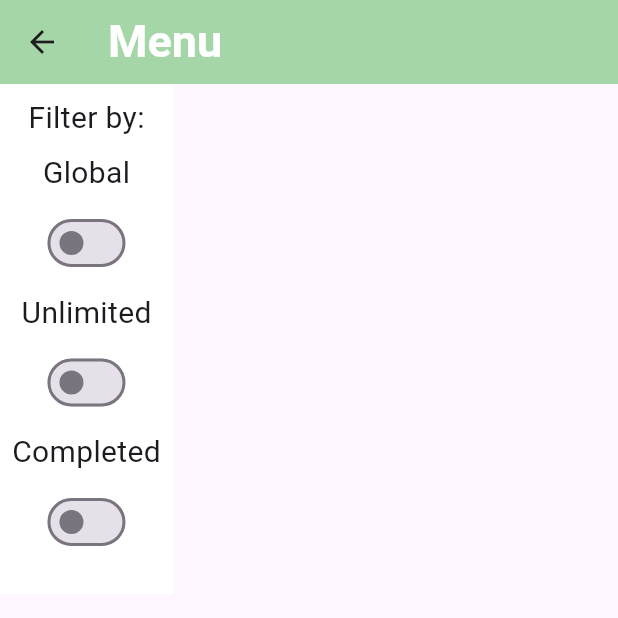
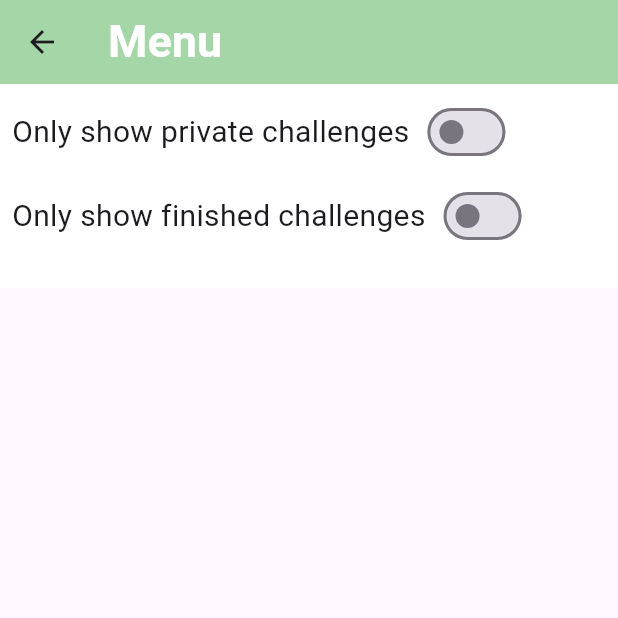
Before and after one commit to sunny-github-acc/challenges, a Flutter app: the Menu screen opened by its route, on a phone screen of 412 x 824 dp, the top half of it. Run offline on Flutter 3.47's test engine with Material 3 defaults, Android fonts, the phone set to English and light mode, and no system bars; our stand-ins replace bloc, cloud_firestore, connectivity_plus, firebase_auth, firebase_core, flutter_bloc and 1 more; accounts and stored records are empty.

Commit message:
Update Menu Options

```diff
--- a/lib/UI/screens/home/menu.dart
+++ b/lib/UI/screens/home/menu.dart
@@ -2,6 +2,7 @@ import 'package:challenges/components/app_bar.dart';
 import 'package:challenges/components/circular_progress_indicator.dart';
 import 'package:challenges/components/column.dart';
 import 'package:challenges/components/container_gradient.dart';
+import 'package:challenges/components/row.dart';
 import 'package:challenges/components/switch.dart';
 import 'package:challenges/components/text.dart';
 import 'package:challenges/logic/bloc/filterSettings/filter_settings_bloc.dart';
@@ -48,7 +49,6 @@ class _Menu extends State<Menu> {
           padding: 8,
           child: CustomColumn(
             children: [
-              const TextCustom(text: 'Filter by:'),
               BlocBuilder<FilterSettingsBloc, FilterSettingsState>(
                 builder: (context, state) {
                   if ((state is FilterSettingsStateEmpty || state.isLoading) &&
@@ -71,44 +71,42 @@ class _Menu extends State<Menu> {
                   }
 
                   bool isUpdating = state.isLoading;
-                  bool isGlobal = isUpdating && state.key == 'isGlobal';
-                  bool isUnlimited = isUpdating && state.key == 'isUnlimited';
-                  bool isCompleted = isUpdating && state.key == 'isCompleted';
+                  bool isPrivate = isUpdating && state.key == 'isPrivate';
+                  bool isFinished = isUpdating && state.key == 'isFinished';
 
                   return CustomColumn(
                     children: [
-                      const TextCustom(text: 'Global'),
-                      isGlobal
+                      CustomRow(
+                        children: [
+                          const TextCustom(
+                              text: 'Only show private challenges'),
+                          isPrivate
                               ? const CustomCircularProgressIndicator()
                               : SwitchCustom(
-                              value: state.filterSettings['isGlobal'],
+                                  value: state.filterSettings['isPrivate'],
                                   onChanged: isUpdating
                                       ? () => null
-                                  : (value) => toggleSwitch('isGlobal', value),
+                                      : (value) =>
+                                          toggleSwitch('isPrivate', value),
                                 ),
-                      const TextCustom(text: 'Unlimited'),
-                      isUnlimited
+                        ],
+                      ),
+                      CustomRow(
+                        children: [
+                          const TextCustom(
+                              text: 'Only show finished challenges'),
+                          isFinished
                               ? const CustomCircularProgressIndicator()
                               : SwitchCustom(
-                              value: state.filterSettings['isUnlimited'],
+                                  value: state.filterSettings['isFinished'],
                                   onChanged: isUpdating
                                       ? () => null
                                       : (value) => toggleSwitch(
-                                        'isUnlimited',
+                                            'isFinished',
                                             value,
                                           ),
                                 ),
-                      const TextCustom(text: 'Completed'),
-                      isCompleted
-                          ? const CustomCircularProgressIndicator()
-                          : SwitchCustom(
-                              value: state.filterSettings['isCompleted'],
-                              onChanged: isUpdating
-                                  ? () => null
-                                  : (value) => toggleSwitch(
-                                        'isCompleted',
-                                        value,
-                                      ),
+                        ],
                       ),
                     ],
                   );
--- a/lib/services/auth/auth.dart
+++ b/lib/services/auth/auth.dart
@@ -92,7 +92,7 @@ class AuthService {
 
       Map<String, dynamic> document = {
         'uid': id,
-        'isGlobal': false,
+        'isPrivate': false,
         'isCompleted': false,
         'isUnlimited': false,
       };
```
Lines whose indentation alone changed are shown as unchanged.
